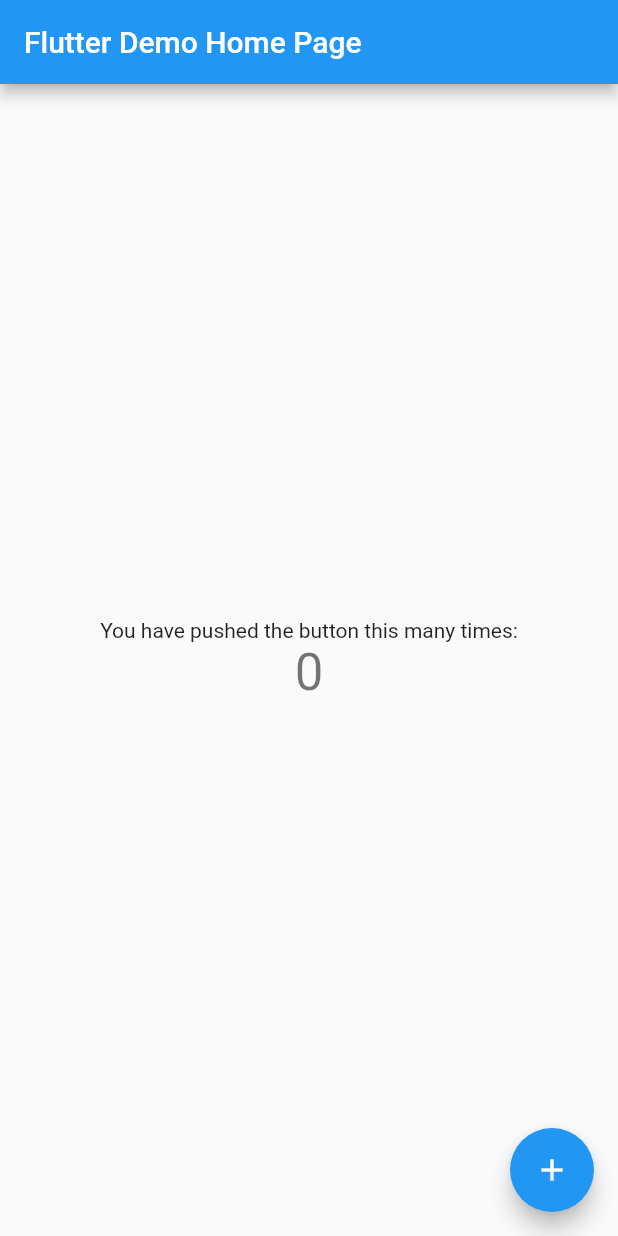
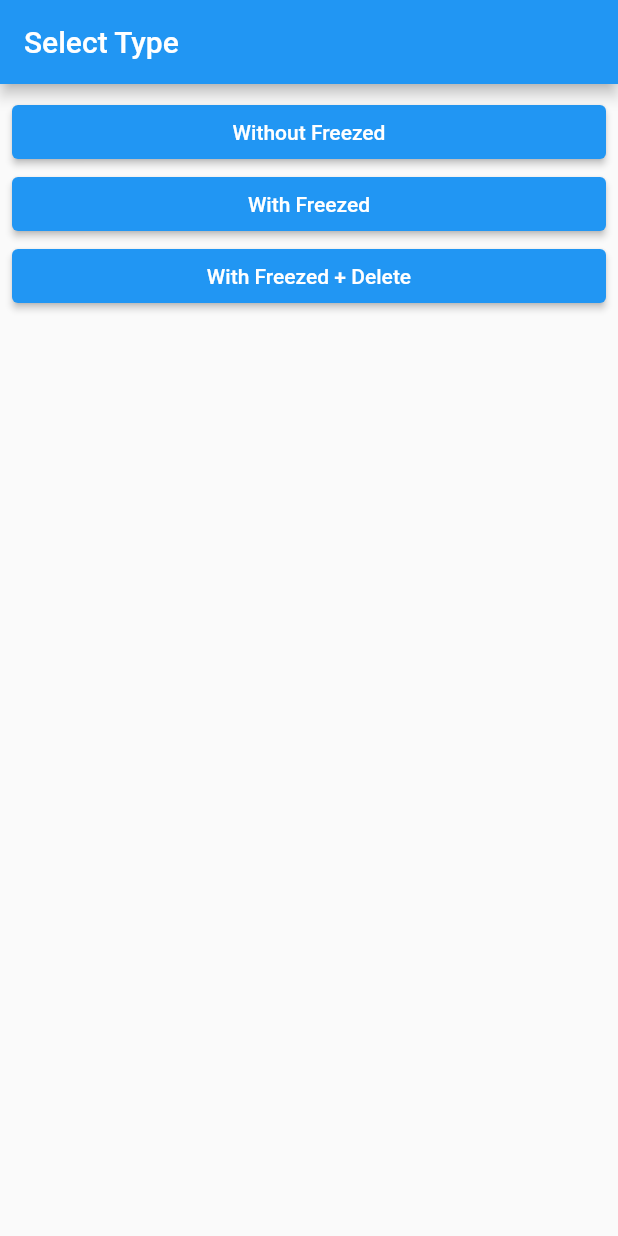
Before and after one commit to erayerdin2/todos-bloc-freezed, a Flutter app: the screen it shows after launch, on a phone screen of 412 x 824 dp. Run offline on Flutter 3.47's test engine with Material 2 defaults, Android fonts, the phone set to English and light mode, and no system bars.

Commit message:
impled shared domain
Squashed commit of the following:

commit 818bee7c29a59cf096dc57ad9e816b61ca8d324a
Author: Eray Erdin <eraygezer.94@gmail.com>
Date:   Sun Aug 7 12:28:12 2022 +0300

    added selection route

commit 2a0848a336ce6716258d9ead8afd74704de8069f
Author: Eray Erdin <eraygezer.94@gmail.com>
Date:   Sun Aug 7 12:28:02 2022 +0300

    added selection page

```diff
--- /dev/null
+++ b/lib/domains/shared/pages/selection/selection.page.dart
@@ -0,0 +1,38 @@
+// Copyright 2022 Eray Erdin.
+// Use of this source code is governed by the WTFPL
+// license that can be found in the LICENSE file.
+
+import 'package:flutter/material.dart';
+
+class SelectionPage extends StatelessWidget {
+  const SelectionPage({Key? key}) : super(key: key);
+
+  @override
+  Widget build(BuildContext context) {
+    return Scaffold(
+      appBar: AppBar(
+        title: const Text('Select Type'),
+      ),
+      body: Padding(
+        padding: const EdgeInsets.all(8),
+        child: Column(
+          crossAxisAlignment: CrossAxisAlignment.stretch,
+          children: [
+            ElevatedButton(
+              onPressed: () {},
+              child: const Text('Without Freezed'),
+            ),
+            ElevatedButton(
+              onPressed: () {},
+              child: const Text('With Freezed'),
+            ),
+            ElevatedButton(
+              onPressed: () {},
+              child: const Text('With Freezed + Delete'),
+            ),
+          ],
+        ),
+      ),
+    );
+  }
+}
--- a/lib/main.dart
+++ b/lib/main.dart
@@ -1,4 +1,9 @@
+// Copyright 2022 Eray Erdin.
+// Use of this source code is governed by the WTFPL
+// license that can be found in the LICENSE file.
+
 import 'package:flutter/material.dart';
+import 'package:todos_bloc_freezed/domains/shared/pages/selection/selection.page.dart';
 
 void main() {
   runApp(const MyApp());
@@ -11,105 +16,14 @@ class MyApp extends StatelessWidget {
   @override
   Widget build(BuildContext context) {
     return MaterialApp(
-      title: 'Flutter Demo',
+      title: 'Bloc with Freezed Demo',
       theme: ThemeData(
-        // This is the theme of your application.
-        //
-        // Try running your application with "flutter run". You'll see the
-        // application has a blue toolbar. Then, without quitting the app, try
-        // changing the primarySwatch below to Colors.green and then invoke
-        // "hot reload" (press "r" in the console where you ran "flutter run",
-        // or simply save your changes to "hot reload" in a Flutter IDE).
-        // Notice that the counter didn't reset back to zero; the application
-        // is not restarted.
         primarySwatch: Colors.blue,
       ),
-      home: const MyHomePage(title: 'Flutter Demo Home Page'),
+      routes: {
+        '/': (context) => const SelectionPage(),
+      },
+      initialRoute: '/',
     );
   }
 }
-
-class MyHomePage extends StatefulWidget {
-  const MyHomePage({Key? key, required this.title}) : super(key: key);
-
-  // This widget is the home page of your application. It is stateful, meaning
-  // that it has a State object (defined below) that contains fields that affect
-  // how it looks.
-
-  // This class is the configuration for the state. It holds the values (in this
-  // case the title) provided by the parent (in this case the App widget) and
-  // used by the build method of the State. Fields in a Widget subclass are
-  // always marked "final".
-
-  final String title;
-
-  @override
-  State<MyHomePage> createState() => _MyHomePageState();
-}
-
-class _MyHomePageState extends State<MyHomePage> {
-  int _counter = 0;
-
-  void _incrementCounter() {
-    setState(() {
-      // This call to setState tells the Flutter framework that something has
-      // changed in this State, which causes it to rerun the build method below
-      // so that the display can reflect the updated values. If we changed
-      // _counter without calling setState(), then the build method would not be
-      // called again, and so nothing would appear to happen.
-      _counter++;
-    });
-  }
-
-  @override
-  Widget build(BuildContext context) {
-    // This method is rerun every time setState is called, for instance as done
-    // by the _incrementCounter method above.
-    //
-    // The Flutter framework has been optimized to make rerunning build methods
-    // fast, so that you can just rebuild anything that needs updating rather
-    // than having to individually change instances of widgets.
-    return Scaffold(
-      appBar: AppBar(
-        // Here we take the value from the MyHomePage object that was created by
-        // the App.build method, and use it to set our appbar title.
-        title: Text(widget.title),
-      ),
-      body: Center(
-        // Center is a layout widget. It takes a single child and positions it
-        // in the middle of the parent.
-        child: Column(
-          // Column is also a layout widget. It takes a list of children and
-          // arranges them vertically. By default, it sizes itself to fit its
-          // children horizontally, and tries to be as tall as its parent.
-          //
-          // Invoke "debug painting" (press "p" in the console, choose the
-          // "Toggle Debug Paint" action from the Flutter Inspector in Android
-          // Studio, or the "Toggle Debug Paint" command in Visual Studio Code)
-          // to see the wireframe for each widget.
-          //
-          // Column has various properties to control how it sizes itself and
-          // how it positions its children. Here we use mainAxisAlignment to
-          // center the children vertically; the main axis here is the vertical
-          // axis because Columns are vertical (the cross axis would be
-          // horizontal).
-          mainAxisAlignment: MainAxisAlignment.center,
-          children: <Widget>[
-            const Text(
-              'You have pushed the button this many times:',
-            ),
-            Text(
-              '$_counter',
-              style: Theme.of(context).textTheme.headline4,
-            ),
-          ],
-        ),
-      ),
-      floatingActionButton: FloatingActionButton(
-        onPressed: _incrementCounter,
-        tooltip: 'Increment',
-        child: const Icon(Icons.add),
-      ), // This trailing comma makes auto-formatting nicer for build methods.
-    );
-  }
-}
```
